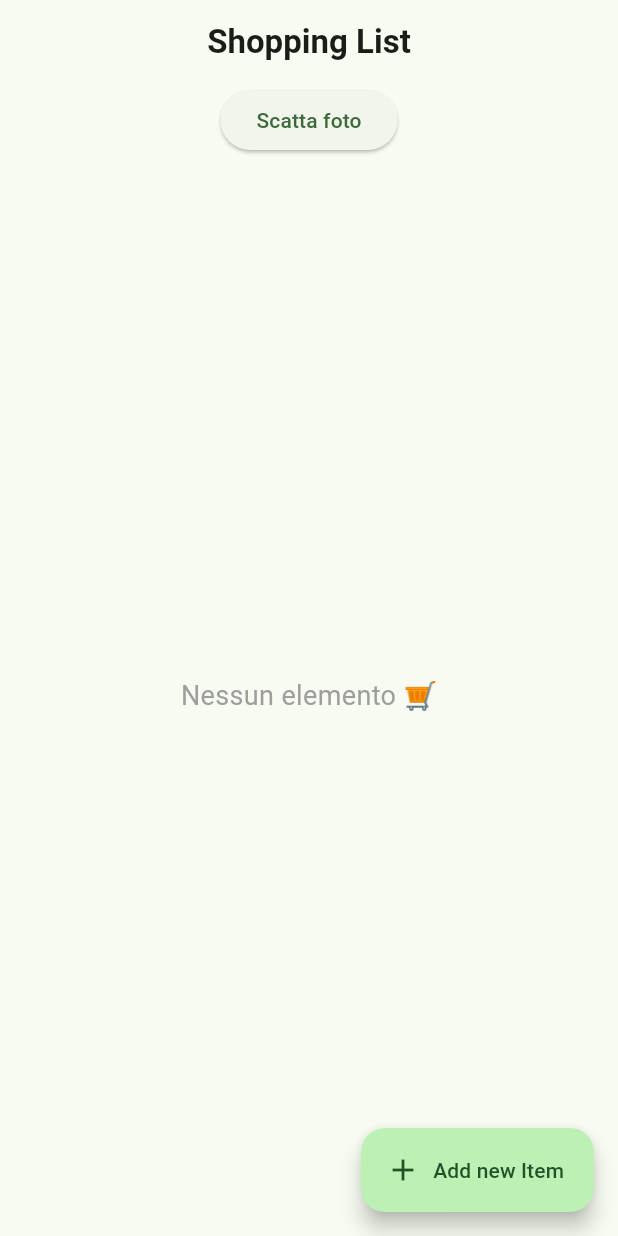
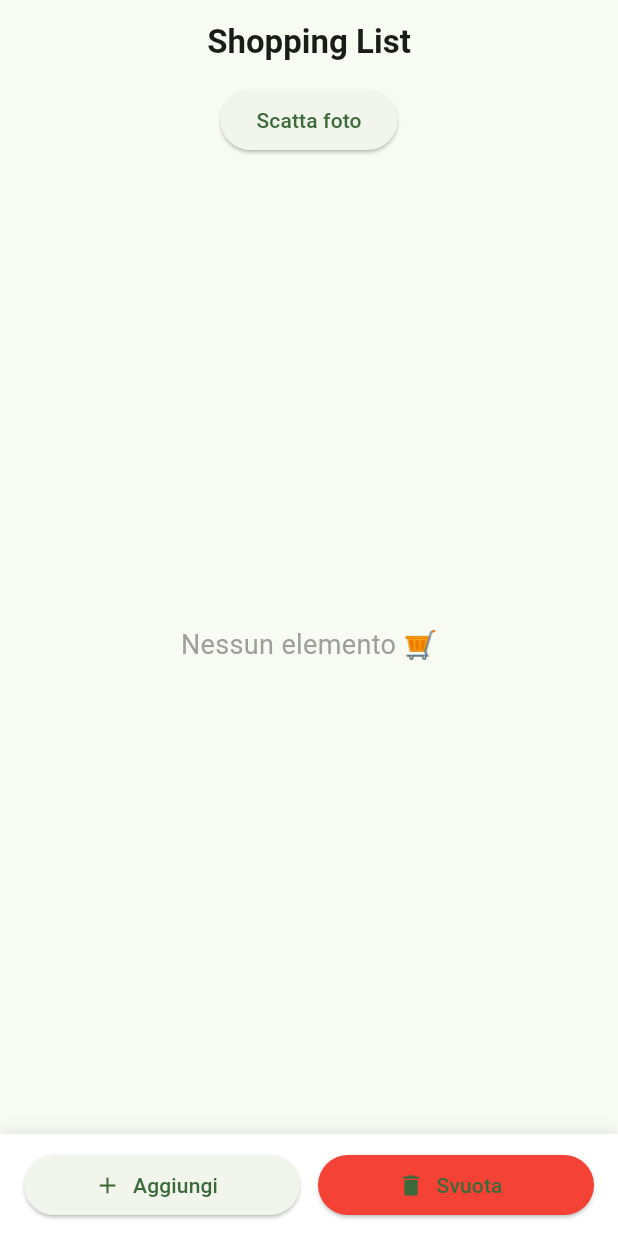
Before and after one commit to alfred-turr/handwriting_app, a Flutter app: the screen it shows after launch, on a phone screen of 412 x 824 dp. Run offline on Flutter 3.47's test engine with Material 3 defaults, Android fonts, the phone set to English and light mode, and no system bars; our stand-ins replace image_picker, shared_preferences; missing offline and left inert: google_mlkit_text_recognition, opencv_dart.

Commit message:
add - fixed banner and delete all button

```diff
--- a/lib/main.dart
+++ b/lib/main.dart
@@ -76,6 +76,33 @@ class _HomeState extends State<Home> {
       );
     },
   );
+}
+
+void confirmClearAll() async {
+  final confirm = await showDialog<bool>(
+    context: context,
+    builder: (context) => AlertDialog(
+      title: Text("Conferma"),
+      content: Text("Vuoi cancellare tutta la lista?"),
+      actions: [
+        TextButton(
+          onPressed: () => Navigator.pop(context, false),
+          child: Text("No"),
+        ),
+        TextButton(
+          onPressed: () => Navigator.pop(context, true),
+          child: Text("Sì"),
+        ),
+      ],
+    ),
+  );
+
+  if (confirm == true) {
+    setState(() {
+      items.clear();
+    });
+    saveItems();
+  }
 }
 
 bool isValidItem(String text) {
@@ -180,10 +207,45 @@ Future loadItems() async {
   @override
   Widget build(BuildContext context) {
     return Scaffold(
-      floatingActionButton: FloatingActionButton.extended(
-  onPressed: addItem,
-  icon: Icon(Icons.add),
-  label: Text("Add new Item"),
+      bottomNavigationBar: SafeArea(
+  child: Container(
+    padding: EdgeInsets.symmetric(horizontal: 16, vertical: 10),
+    decoration: BoxDecoration(
+      color: Colors.white,
+      boxShadow: [
+        BoxShadow(
+          color: Colors.black12,
+          blurRadius: 8,
+        )
+      ],
+    ),
+    child: Row(
+      children: [
+        // ➕ AGGIUNGI
+        Expanded(
+          child: ElevatedButton.icon(
+            onPressed: addItem,
+            icon: Icon(Icons.add),
+            label: Text("Aggiungi"),
+          ),
+        ),
+
+        SizedBox(width: 12),
+
+        // 🗑 CANCELLA TUTTO
+        Expanded(
+          child: ElevatedButton.icon(
+            onPressed: confirmClearAll,
+            icon: Icon(Icons.delete),
+            label: Text("Svuota"),
+            style: ElevatedButton.styleFrom(
+              backgroundColor: Colors.red,
+            ),
+          ),
+        ),
+      ],
+    ),
+  ),
 ),
       appBar: AppBar(
   title: Text(
```
